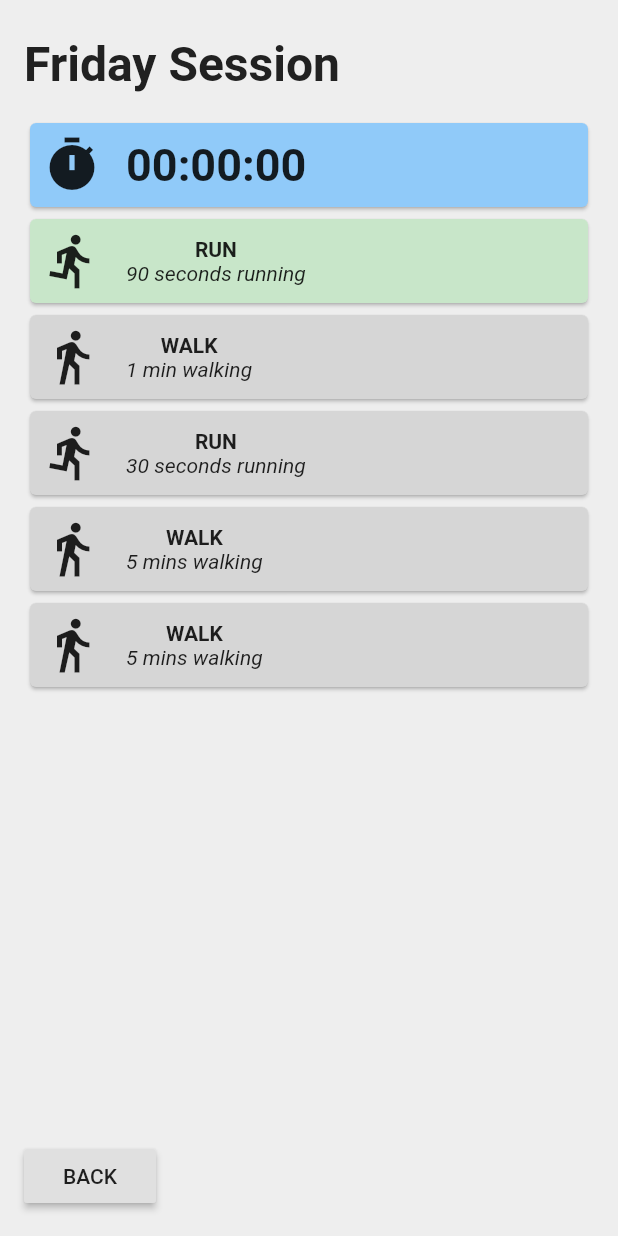
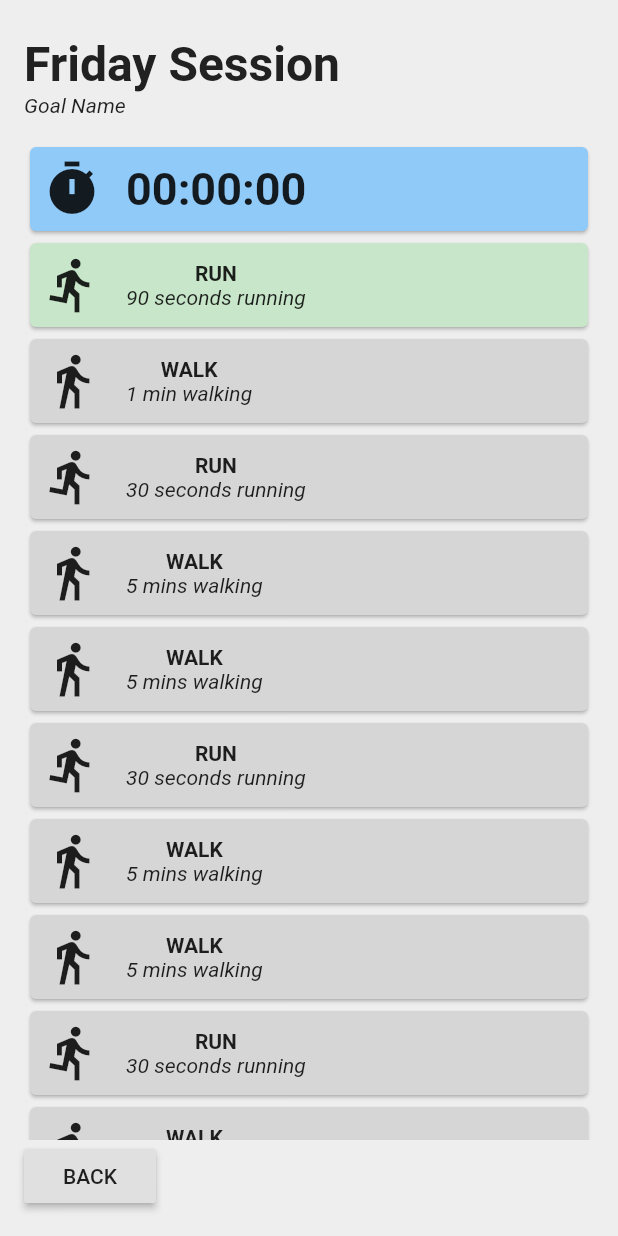
Before and after one commit to Jobbers12/TRAINER, a Flutter app: the Session screen opened directly, on a phone screen of 412 x 824 dp. Run offline on Flutter 3.47's test engine with Material 2 defaults, Android fonts, the phone set to English and light mode, and no system bars; our stand-ins replace sqflite; accounts and stored records are empty; network calls fail.

Commit message:
Iterate Goals List

```diff
--- a/lib/AppContainer.dart
+++ b/lib/AppContainer.dart
@@ -44,6 +44,7 @@ class _AppContainerState extends State<AppContainer> {
     return App(
       userID: appState.userID,
       userName: appState.userName,
+      goals: appState.goals,
     );
   }
 }
--- a/lib/Enums.dart
+++ b/lib/Enums.dart
@@ -5,7 +5,7 @@ enum ActivityType { warmup, cooldown, walk, jog, run, sprint }
 enum GoalType { run }
 
 // Subtypes of the supportred goals
-enum GoalSubType { five, ten, half, full, ultra, trail }
+enum GoalSubType { five, ten, maraHalf, maraFull, ultra, trail }
 
 // Avaliable genders for users
 enum Gender { male, female, other }
--- a/lib/models/AppStateModel.dart
+++ b/lib/models/AppStateModel.dart
@@ -1,3 +1,5 @@
+import 'package:meta/meta.dart';
+
 import 'package:trainer/Enums.dart';
 import 'package:trainer/models/GoalModel.dart';
 
@@ -11,7 +13,7 @@ class AppStateModel {
   final List<GoalModel> goals;
 
   AppStateModel({
-    this.userID,
+    @required this.userID,
     this.userName,
     this.userAge,
     this.userWeight,
--- a/lib/models/GoalModel.dart
+++ b/lib/models/GoalModel.dart
@@ -1,3 +1,5 @@
+import 'package:meta/meta.dart';
+
 import 'package:trainer/Enums.dart';
 
 class GoalModel {
@@ -7,7 +9,7 @@ class GoalModel {
   final String goalName;
 
   GoalModel({
-    this.goalID,
+    @required this.goalID,
     this.goalType,
     this.goalSubType,
     this.goalName,
--- a/lib/routes/Session.dart
+++ b/lib/routes/Session.dart
@@ -8,6 +8,7 @@ class Session extends StatelessWidget {
   @override
   Widget build(BuildContext context) {
     return SafeArea(
+      bottom: false,
       child: Scaffold(
         body: Container(
           color: Styles.backgroundColor,
@@ -15,22 +16,41 @@ class Session extends StatelessWidget {
               padding: Styles.globalPagePadding, // Padding for the entire page
               child: Column(
                 children: [
+                  Padding(
+                    padding: Styles.headingPadding,
+                    child: Column(
+                      children: [
                         Row(
                           children: [
-                      Padding(
-                        padding: Styles.headingPadding,
-                        child:
                             Text(_getSessionName(), style: Styles.headerLarge),
+                          ],
+                        ),
+                        Row(
+                          children: [
+                            Text(
+                              'Goal Name',
+                              style: TextStyle(fontStyle: FontStyle.italic),
                             ),
                           ],
                         ),
+                      ],
+                    ),
+                  ),
                   _timerCard(),
                   Expanded(
-                    flex: 1,
                     child: ListView(
-                      children: <Widget>[
+                      children: [
                         _activityCard(true, 90, ActivityType.run),
                         _activityCard(false, 60, ActivityType.walk),
+                        _activityCard(false, 30, ActivityType.run),
+                        _activityCard(false, 300, ActivityType.walk),
+                        _activityCard(false, 300, ActivityType.walk),
+                        _activityCard(false, 30, ActivityType.run),
+                        _activityCard(false, 300, ActivityType.walk),
+                        _activityCard(false, 300, ActivityType.walk),
+                        _activityCard(false, 30, ActivityType.run),
+                        _activityCard(false, 300, ActivityType.walk),
+                        _activityCard(false, 300, ActivityType.walk),
                         _activityCard(false, 30, ActivityType.run),
                         _activityCard(false, 300, ActivityType.walk),
                         _activityCard(false, 300, ActivityType.walk),
@@ -54,6 +74,7 @@ class Session extends StatelessWidget {
     );
   }
 
+  // Returns the timer card above all activity cards
   Widget _timerCard() {
     return Container(
       child: Card(
@@ -106,14 +127,11 @@ class Session extends StatelessWidget {
             children: [
               Column(
                 children: [
-                  // ICON ****
                   _getActivityIcon(type),
                 ],
               ),
               Padding(
                 padding: EdgeInsets.fromLTRB(16.0, 0, 0, 0),
-                child: Expanded(
-                  flex: 10,
                 child: Column(
                   children: [
                     Row(
@@ -133,7 +151,6 @@ class Session extends StatelessWidget {
                       ],
                     ),
                   ],
-                  ),
                 ),
               ),
             ],
```
Also changed, not shown: lib/main.dart (+8 -2 lines), lib/navigation/BottomNavigation.dart (+7 -2 lines), lib/routes/Training.dart (+110 -13 lines), 2 other files. Lines whose indentation alone changed are shown as unchanged.
